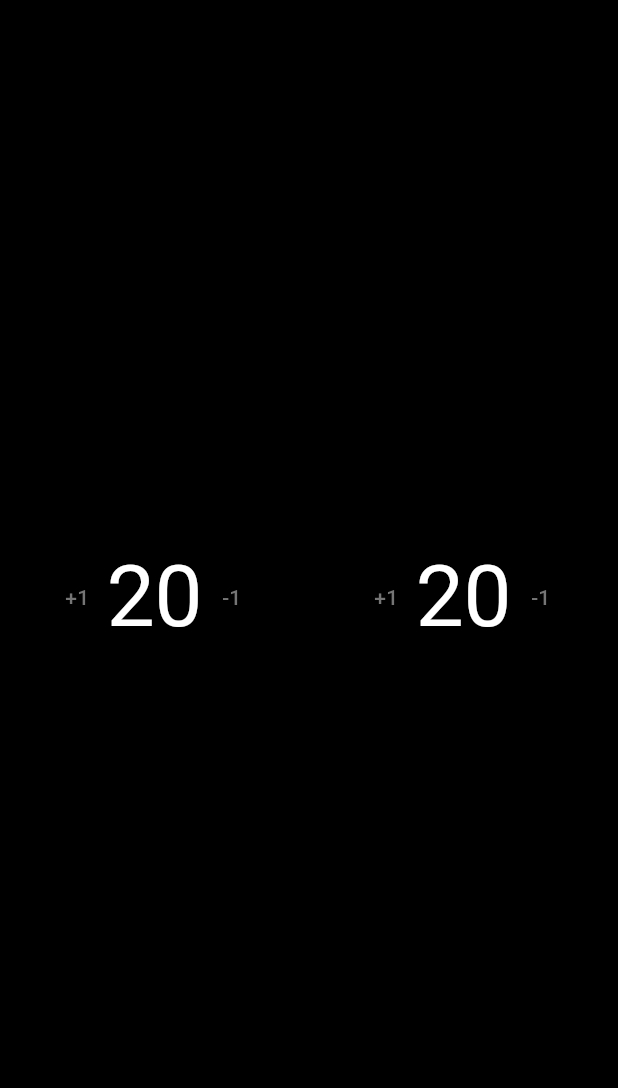
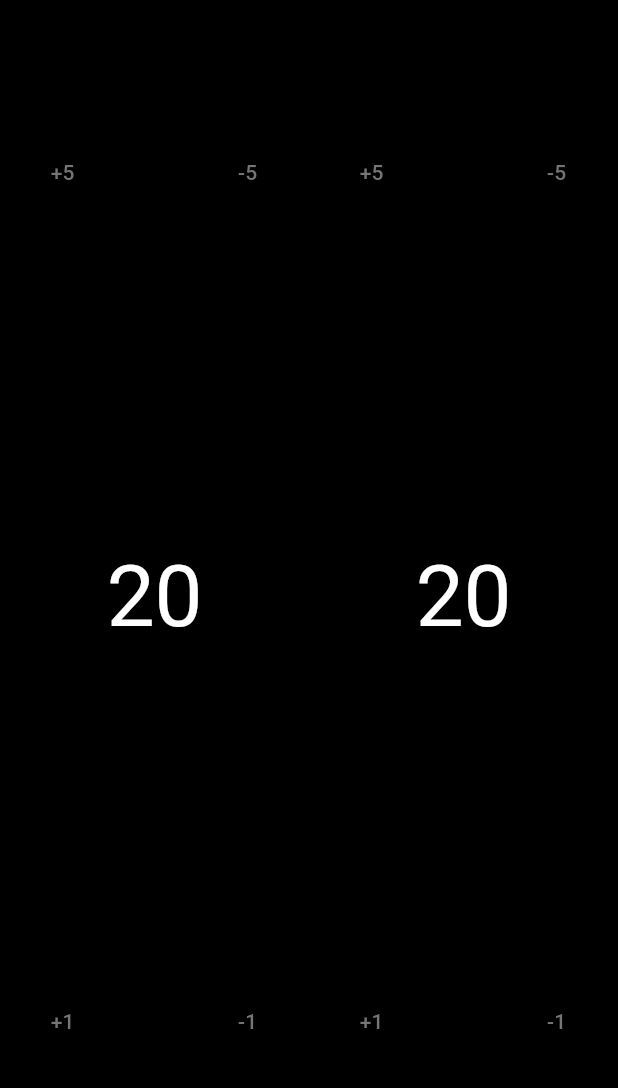
Before and after one commit to eaglew0w/life_counter, a Flutter app: the screen it shows after launch, on a phone screen of 412 x 824 dp, the part 63-1151 px from its top. Run offline on Flutter 3.47's test engine with Material 3 defaults, Android fonts, the light colour scheme and no system bars; our stand-ins replace flutter_riverpod, wakelock_plus.

Commit message:
ライフ増減ボタンを追加 #36

```diff
--- a/lib/screens/life_counter_app.dart
+++ b/lib/screens/life_counter_app.dart
@@ -5,8 +5,8 @@ import 'package:life_counter/utils/global_functions.dart';
 import 'package:life_counter/constants/constants.dart';
 import 'package:life_counter/providers/background_notifier.dart';
 import 'package:life_counter/providers/life_notifier.dart';
-import 'package:life_counter/widgets/player.dart';
 import 'package:life_counter/widgets/background_change_button.dart';
+import 'package:life_counter/widgets/player_addlifechange.dart';
 import 'package:life_counter/widgets/reset_button.dart';
 
 class LifeCounterApp extends StatelessWidget {
@@ -59,10 +59,10 @@ class LifeCounter extends ConsumerWidget {
             child: Row(
               children: [
                 Expanded(
-                  child: Player(playerProvider: player1Provider),
+                  child: PlayerAddLifeChange(playerProvider: player1Provider),
                 ),
                 Expanded(
-                  child: Player(playerProvider: player2Provider),
+                  child: PlayerAddLifeChange(playerProvider: player2Provider),
                 ),
               ],
             ),
```
